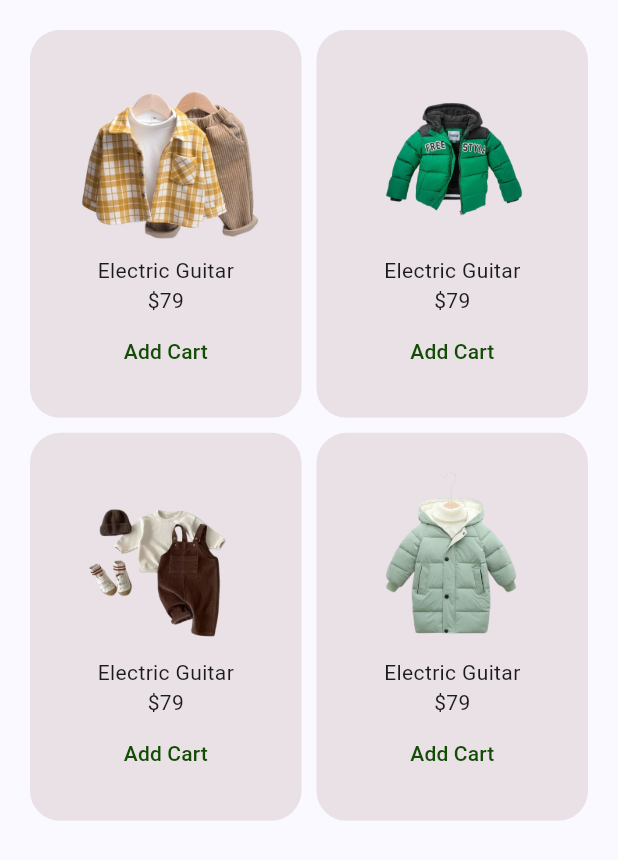
After one commit to AbdirahmanAfrah/Beeciye-App, a Flutter app: the KidsCarScreen screen opened directly, on a phone screen of 412 x 824 dp. The commit adds this screen. Shown: the top 860 px of the screen. Run offline on Flutter 3.47's test engine with Material 3 defaults, Android fonts, the phone set to English and light mode, and no system bars; our stand-ins replace flutter_riverpod, riverpod_annotation; generated files the repository leaves out were written again.

Commit message:
adding new screen Kids and women

```diff
--- a/lib/providers/products_provider.dart
+++ b/lib/providers/products_provider.dart
@@ -80,6 +80,19 @@ List<Product> menShirtsProducts(ref) {
       .toList();
 }
 
+List<Product> womenTopsProducts(ref) {
+  return allProducts
+      .where((p) => p.image.contains('top')) // Filter only "top" images
+      .toList();
+}
+
+@riverpod
+List<Product> kidsProducts(ref) {
+  return allProducts
+      .where((p) => p.image.contains('kids')) // Filter images for kids
+      .toList();
+}
+
 @riverpod
 List<Product> reducedProducts(ref) {
   return allProducts.where((p) => p.price < 50).toList();
--- a/lib/screens/home/home_screen.dart
+++ b/lib/screens/home/home_screen.dart
@@ -1,7 +1,9 @@
 import 'package:flutter/material.dart';
 import 'package:riverpod_files/Widgets/choosetype.dart';
 import 'package:riverpod_files/screens/defultscreen.dart';
+import 'package:riverpod_files/screens/kidsCart/kidsCartScreen.dart';
 import 'package:riverpod_files/screens/menCart/MenCarScreen.dart';
+import 'package:riverpod_files/screens/womenCart/WomenCart.dart';
 import 'package:riverpod_files/shared/cart_icon.dart';
 
 class Homescreen extends StatefulWidget {
@@ -27,6 +29,10 @@ class _HomescreenState extends State<Homescreen> {
       currentScreen = const DefualtScreen();
     } else if (activeScreen == 'Men') {
       currentScreen = const MenCarScreen();
+    } else if (activeScreen == 'Women') {
+      currentScreen = const WomenCarScreen();
+    } else if (activeScreen == 'Kids') {
+      currentScreen = const KidsCarScreen();
     } else {
       currentScreen = const Text("Screen not found!");
     }
--- /dev/null
+++ b/lib/screens/kidsCart/kidsCartScreen.dart
@@ -0,0 +1,74 @@
+import 'package:flutter/material.dart';
+import 'package:flutter_riverpod/flutter_riverpod.dart';
+
+import 'package:riverpod_files/providers/cart_provider.dart';
+import 'package:riverpod_files/providers/products_provider.dart';
+
+class KidsCarScreen extends ConsumerWidget {
+  const KidsCarScreen({super.key});
+
+  @override
+  Widget build(BuildContext context, WidgetRef ref) {
+    final kidsProducts = ref.watch(kidsProductsProvider); // Kids products
+    final cartProducts = ref.watch(cartNotifierProvider);
+
+    return Scaffold(
+      body: Padding(
+        padding: const EdgeInsets.all(20),
+        child: GridView.builder(
+          itemCount: kidsProducts.length,
+          gridDelegate: const SliverGridDelegateWithFixedCrossAxisCount(
+            crossAxisCount: 2,
+            mainAxisSpacing: 10,
+            crossAxisSpacing: 10,
+            childAspectRatio: 0.7,
+          ),
+          itemBuilder: (context, index) {
+            return Container(
+              padding: const EdgeInsets.all(20),
+              decoration: BoxDecoration(
+                color: Color.fromARGB(255, 102, 11, 11).withOpacity(0.1),
+                borderRadius: BorderRadius.circular(20),
+              ),
+              child: Column(
+                children: [
+                  Image.asset(
+                    kidsProducts[index].image,
+                    width: 130,
+                    height: 130,
+                  ),
+                  Text(kidsProducts[index].title),
+                  Text('\$${kidsProducts[index].price}'),
+                  if (cartProducts.contains(kidsProducts[index]))
+                    TextButton(
+                      onPressed: () {
+                        ref
+                            .read(cartNotifierProvider.notifier)
+                            .removeProduct(kidsProducts[index]);
+                      },
+                      child: const Text(
+                        'Remove',
+                        style: TextStyle(color: Colors.red),
+                      ),
+                    ),
+                  if (!cartProducts.contains(kidsProducts[index]))
+                    TextButton(
+                      onPressed: () {
+                        ref
+                            .read(cartNotifierProvider.notifier)
+                            .addProduct(kidsProducts[index]);
+                      },
+                      child: const Text(
+                        'Add Cart',
+                        style: TextStyle(color: Color.fromARGB(255, 18, 76, 5)),
+                      ),
+                    ),
+                ],
+              ),
+            );
+          },
+        ),
+      ),
+    );
+  }
+}
```
Also changed, not shown: lib/screens/womenCart/WomenCart.dart (added, +76 -0 lines), lib/providers/products_provider.g.dart.
